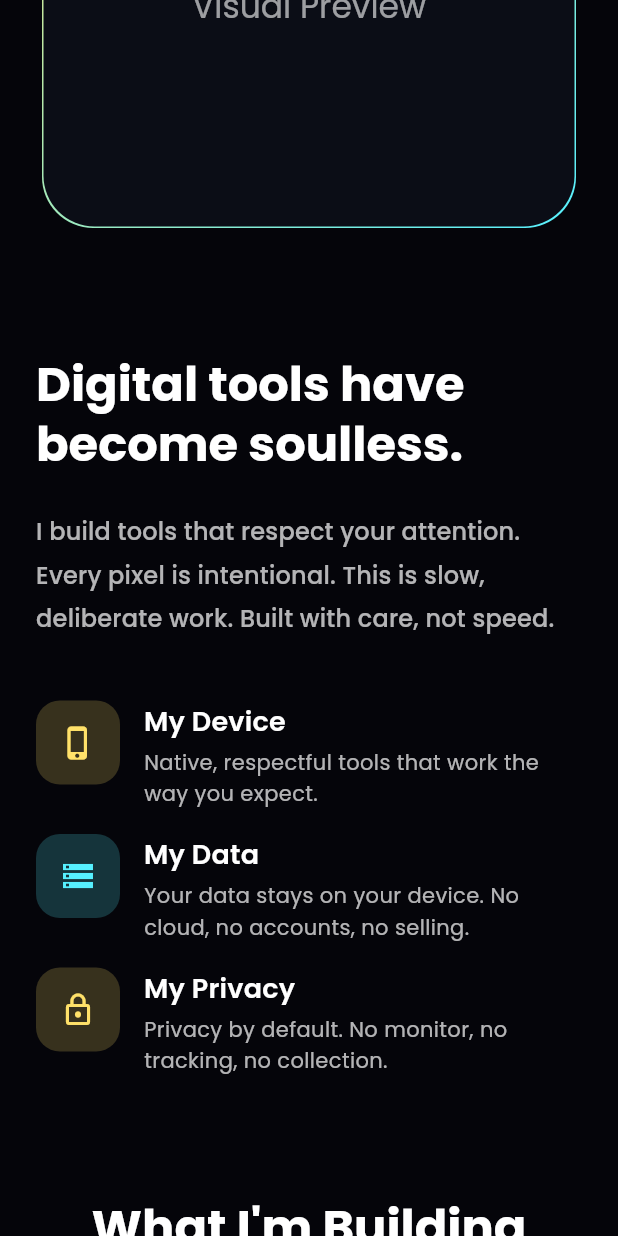
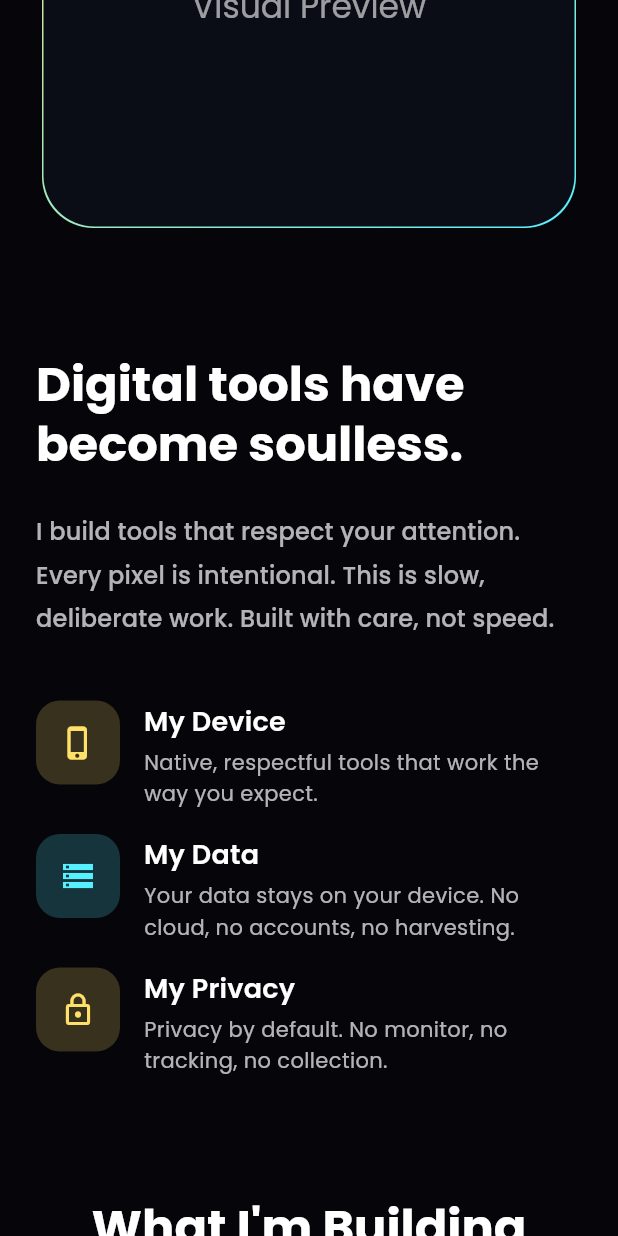
Before and after one commit to LokiBoyy/evius.life, a Flutter app: the screen it shows after launch, scrolled down 576 dp, on a phone screen of 412 x 824 dp. Run offline on Flutter 3.47's test engine with Material 3 defaults, Android fonts, the phone set to English and light mode, and no system bars; drawn by our look-alikes of flutter_animate; our stand-ins replace google_fonts.

Commit message:
done some changes in deployement

```diff
--- a/evius_life_site/lib/widgets/philosophy_section.dart
+++ b/evius_life_site/lib/widgets/philosophy_section.dart
@@ -15,7 +15,7 @@ class PhilosophyAndPrinciplesSection extends StatelessWidget {
     ),
     (
       'My Data',
-      'Your data stays on your device. No cloud, no accounts, no selling.',
+      'Your data stays on your device. No cloud, no accounts, no harvesting.',
       Icons.storage_outlined,
     ),
     (
```
Also changed, not shown: 1 other file.
